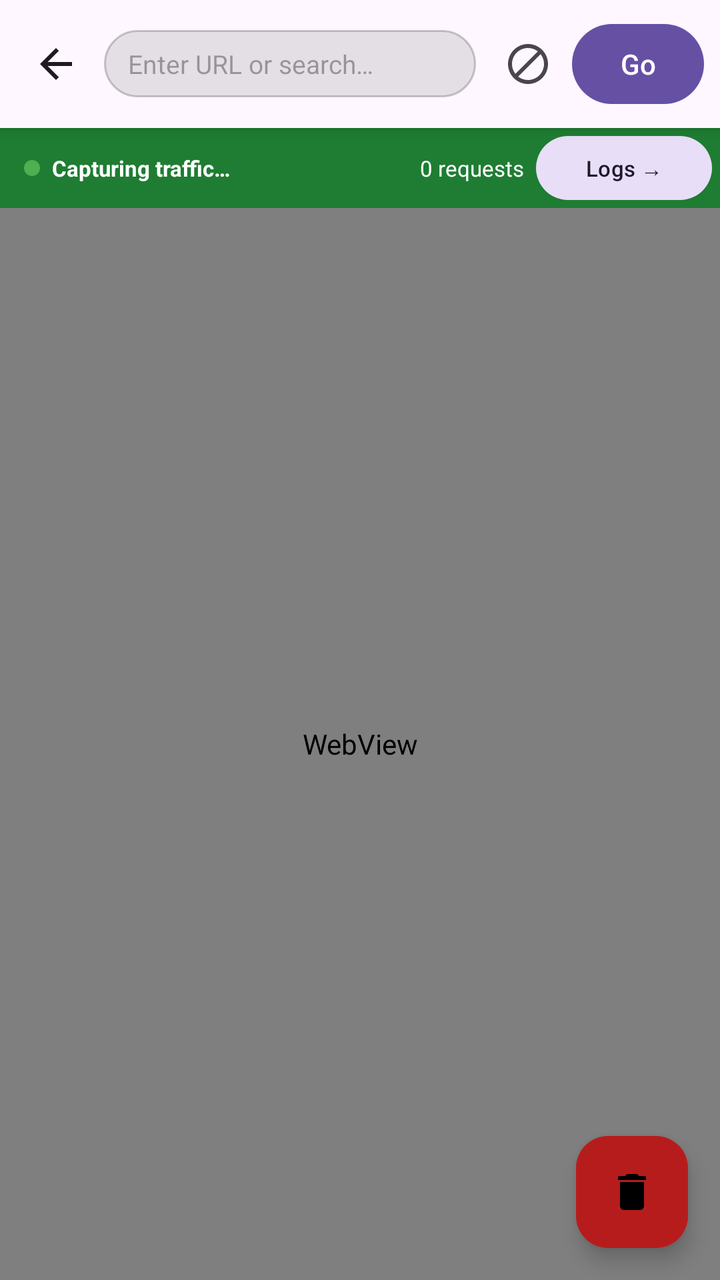
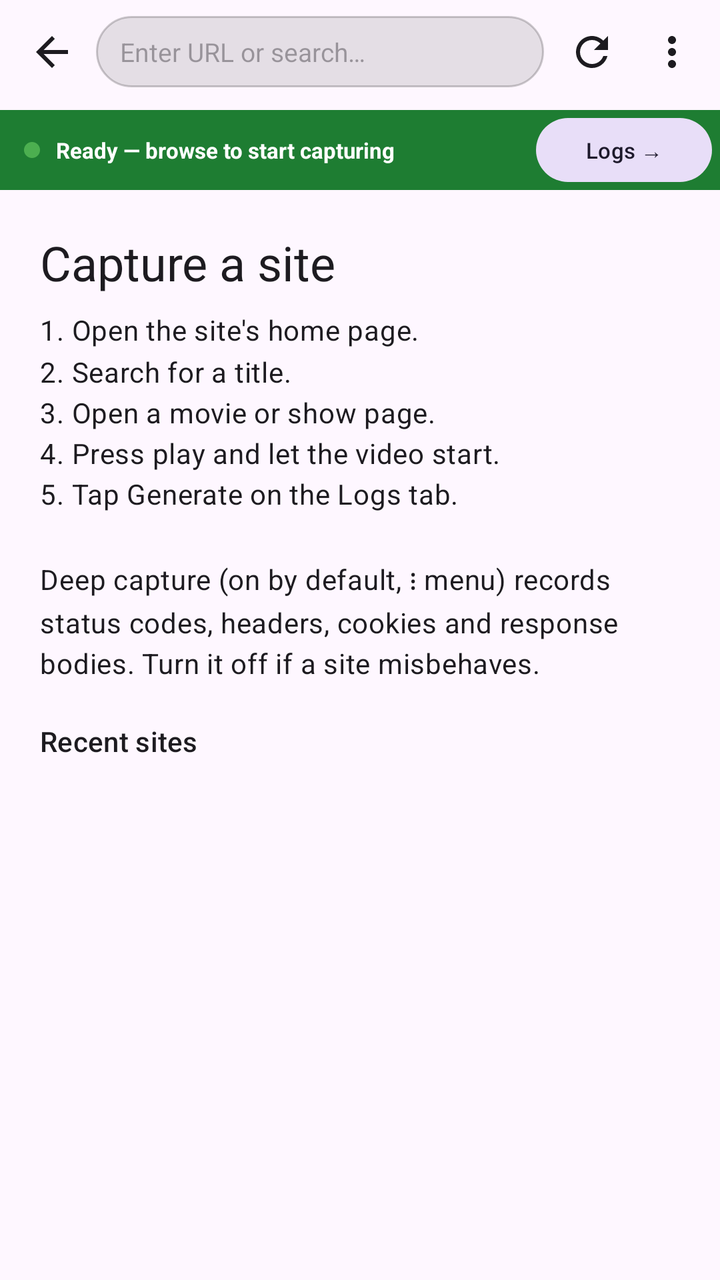

An Android layout rendered at two revisions. The XML below is the earlier revision; the diff shows what the commit changed to produce the second picture.
<!-- AndroidManifest.xml: application theme Theme.CS3ExtensionBuilder -->
<!-- res/layout/fragment_browser.xml -->
<?xml version="1.0" encoding="utf-8"?>
<androidx.coordinatorlayout.widget.CoordinatorLayout
    xmlns:android="http://schemas.android.com/apk/res/android"
    xmlns:app="http://schemas.android.com/apk/res-auto"
    android:layout_width="match_parent"
    android:layout_height="match_parent">

    <LinearLayout
        android:layout_width="match_parent"
        android:layout_height="match_parent"
        android:orientation="vertical">

        
        <LinearLayout
            android:layout_width="match_parent"
            android:layout_height="wrap_content"
            android:orientation="horizontal"
            android:padding="8dp"
            android:background="?attr/colorSurface"
            android:elevation="4dp"
            android:gravity="center_vertical">

            <ImageButton
                android:id="@+id/btnBack"
                android:layout_width="40dp"
                android:layout_height="40dp"
                android:background="?attr/selectableItemBackgroundBorderless"
                android:contentDescription="Back"
                android:src="@drawable/ic_arrow_back"
                android:tint="?attr/colorOnSurface"
                android:layout_marginEnd="4dp" />

            <EditText
                android:id="@+id/etUrl"
                android:layout_width="0dp"
                android:layout_height="wrap_content"
                android:layout_weight="1"
                android:layout_marginEnd="6dp"
                android:hint="@string/hint_enter_url"
                android:inputType="textUri"
                android:imeOptions="actionGo"
                android:singleLine="true"
                android:textSize="13sp"
                android:background="@drawable/bg_url_bar"
                android:paddingStart="12dp"
                android:paddingEnd="12dp"
                android:paddingTop="8dp"
                android:paddingBottom="8dp" />

            
            <ImageButton
                android:id="@+id/btnAdBlock"
                android:layout_width="40dp"
                android:layout_height="40dp"
                android:background="?attr/selectableItemBackgroundBorderless"
                android:contentDescription="Block ads/redirects"
                android:src="@drawable/ic_block"
                android:tint="?attr/colorOnSurfaceVariant"
                android:layout_marginEnd="2dp" />

            <com.google.android.material.button.MaterialButton
                android:id="@+id/btnGo"
                android:layout_width="wrap_content"
                android:layout_height="wrap_content"
                android:text="@string/btn_go"
                android:minWidth="56dp"
                style="@style/Widget.Material3.Button" />

        </LinearLayout>

        
        <com.google.android.material.chip.Chip
            android:id="@+id/chipAdBlock"
            android:layout_width="wrap_content"
            android:layout_height="wrap_content"
            android:layout_marginStart="10dp"
            android:layout_marginBottom="4dp"
            android:text="🛡 Ad/Redirect Block ON"
            android:textSize="11sp"
            android:visibility="gone"
            app:chipBackgroundColor="#CC22AA44"
            app:closeIconVisible="true"
            app:closeIconTint="@android:color/white"
            android:textColor="@android:color/white" />

        
        <ProgressBar
            android:id="@+id/progressBar"
            android:layout_width="match_parent"
            android:layout_height="4dp"
            android:visibility="gone"
            android:indeterminate="true"
            style="@style/Widget.Material3.LinearProgressIndicator" />

        
        <LinearLayout
            android:id="@+id/captureBar"
            android:layout_width="match_parent"
            android:layout_height="40dp"
            android:orientation="horizontal"
            android:paddingStart="12dp"
            android:paddingEnd="4dp"
            android:gravity="center_vertical"
            android:background="@color/capture_bar_bg">

            <View
                android:id="@+id/captureIndicator"
                android:layout_width="8dp"
                android:layout_height="8dp"
                android:background="@drawable/bg_indicator_dot"
                android:layout_marginEnd="6dp" />

            <TextView
                android:id="@+id/tvCaptureStatus"
                android:layout_width="0dp"
                android:layout_height="wrap_content"
                android:layout_weight="1"
                android:text="Capturing traffic…"
                android:textSize="11sp"
                android:textColor="@color/white"
                android:textStyle="bold" />

            <TextView
                android:id="@+id/tvLogCount"
                android:layout_width="wrap_content"
                android:layout_height="wrap_content"
                android:text="0 requests"
                android:textSize="11sp"
                android:textColor="@color/white"
                android:layout_marginEnd="6dp" />

            
            <com.google.android.material.button.MaterialButton
                android:id="@+id/btnViewLogs"
                android:layout_width="wrap_content"
                android:layout_height="32dp"
                android:text="Logs →"
                android:textSize="11sp"
                android:paddingStart="10dp"
                android:paddingEnd="10dp"
                android:insetTop="0dp"
                android:insetBottom="0dp"
                style="@style/Widget.Material3.Button.TonalButton" />

        </LinearLayout>

        
        <WebView
            android:id="@+id/webView"
            android:layout_width="match_parent"
            android:layout_height="0dp"
            android:layout_weight="1" />

    </LinearLayout>

    
    <com.google.android.material.floatingactionbutton.FloatingActionButton
        android:id="@+id/fabClear"
        android:layout_width="wrap_content"
        android:layout_height="wrap_content"
        android:layout_gravity="bottom|end"
        android:layout_margin="16dp"
        android:contentDescription="@string/fab_clear_logs"
        app:srcCompat="@drawable/ic_delete"
        app:backgroundTint="@color/method_delete" />

</androidx.coordinatorlayout.widget.CoordinatorLayout>
<!-- resources referenced by this layout -->
<resources>
  <color name="capture_bar_bg">#1E7D32</color>
  <color name="method_delete">#B71C1C</color>
  <color name="white">#FFFFFFFF</color>
  <!-- drawable bg_indicator_dot (drawable) -->
  <?xml version="1.0" encoding="utf-8"?>
  <shape xmlns:android="http://schemas.android.com/apk/res/android"
      android:shape="oval">
      <solid android:color="#FF4CAF50" />
  </shape>
  <!-- drawable bg_url_bar (drawable) -->
  <?xml version="1.0" encoding="utf-8"?>
  <shape xmlns:android="http://schemas.android.com/apk/res/android"
      android:shape="rectangle">
      <corners android:radius="20dp" />
      <solid android:color="#1A000000" />
      <stroke android:width="1dp" android:color="#33000000" />
  </shape>
  <!-- drawable ic_arrow_back (drawable) -->
  <?xml version="1.0" encoding="utf-8"?>
  <vector xmlns:android="http://schemas.android.com/apk/res/android"
      android:width="24dp"
      android:height="24dp"
      android:viewportWidth="24"
      android:viewportHeight="24">
    <path
        android:fillColor="#FFFFFF"
        android:pathData="M20,11H7.83l5.59,-5.59L12,4l-8,8 8,8 1.41,-1.41L7.83,13H20v-2z"/>
  </vector>
  <!-- drawable ic_block (drawable) -->
  <?xml version="1.0" encoding="utf-8"?>
  <vector xmlns:android="http://schemas.android.com/apk/res/android"
      android:width="24dp"
      android:height="24dp"
      android:viewportWidth="24"
      android:viewportHeight="24">
      <path
          android:fillColor="@android:color/white"
          android:pathData="M12,2C6.48,2 2,6.48 2,12s4.48,10 10,10 10,-4.48 10,-10S17.52,2 12,2zM4,12c0,-4.42 3.58,-8 8,-8 1.85,0 3.55,0.63 4.9,1.69L5.69,16.9C4.63,15.55 4,13.85 4,12zM12,20c-1.85,0 -3.55,-0.63 -4.9,-1.69L18.31,7.1C19.37,8.45 20,10.15 20,12c0,4.42 -3.58,8 -8,8z"/>
  </vector>
  <!-- drawable ic_delete (drawable) -->
  <?xml version="1.0" encoding="utf-8"?>
  <vector xmlns:android="http://schemas.android.com/apk/res/android"
      android:width="24dp"
      android:height="24dp"
      android:viewportWidth="24"
      android:viewportHeight="24">
    <path
        android:fillColor="#FFFFFF"
        android:pathData="M6,19c0,1.1 0.9,2 2,2h8c1.1,0 2,-0.9 2,-2V7H6v12zM19,4h-3.5l-1,-1h-5l-1,1H5v2h14V4z"/>
  </vector>
  <string name="btn_go">Go</string>
  <string name="fab_clear_logs">Clear Logs</string>
  <string name="hint_enter_url">Enter URL or search…</string>
  <style name="Theme.CS3ExtensionBuilder" parent="Theme.Material3.DayNight.NoActionBar">
          <item name="colorPrimary">@color/seed</item>
          <item name="colorOnPrimary">@color/white</item>
          <item name="colorPrimaryContainer">@color/purple_200</item>
          <item name="colorOnPrimaryContainer">@color/black</item>
          <item name="colorSecondary">@color/teal_200</item>
          <item name="colorOnSecondary">@color/black</item>
      </style>
  <color name="seed">#6650A4</color>
  <color name="purple_200">#FFBB86FC</color>
  <color name="black">#FF000000</color>
  <color name="teal_200">#FF03DAC5</color>
</resources>

<!-- the commit's change to res/layout/fragment_browser.xml (unified diff, before → after) -->
@@ -1,167 +1,185 @@
 <?xml version="1.0" encoding="utf-8"?>
-<androidx.coordinatorlayout.widget.CoordinatorLayout
+<LinearLayout
     xmlns:android="http://schemas.android.com/apk/res/android"
     xmlns:app="http://schemas.android.com/apk/res-auto"
     android:layout_width="match_parent"
-    android:layout_height="match_parent">
+    android:layout_height="match_parent"
+    android:orientation="vertical">
 
+    
     <LinearLayout
         android:layout_width="match_parent"
-        android:layout_height="match_parent"
-        android:orientation="vertical">
+        android:layout_height="wrap_content"
+        android:orientation="horizontal"
+        android:paddingStart="6dp"
+        android:paddingEnd="4dp"
+        android:paddingTop="6dp"
+        android:paddingBottom="6dp"
+        android:background="?attr/colorSurface"
+        android:gravity="center_vertical">
 
-        
-        <LinearLayout
-            android:layout_width="match_parent"
+        <ImageButton
+            android:id="@+id/btnBack"
+            android:layout_width="40dp"
+            android:layout_height="40dp"
+            android:background="?attr/selectableItemBackgroundBorderless"
+            android:contentDescription="Back"
+            android:src="@drawable/ic_arrow_back"
+            app:tint="?attr/colorOnSurface" />
+
+        <EditText
+            android:id="@+id/etUrl"
+            android:layout_width="0dp"
             android:layout_height="wrap_content"
-            android:orientation="horizontal"
-            android:padding="8dp"
-            android:background="?attr/colorSurface"
-            android:elevation="4dp"
-            android:gravity="center_vertical">
+            android:layout_weight="1"
+            android:layout_marginStart="2dp"
+            android:layout_marginEnd="4dp"
+            android:hint="@string/hint_enter_url"
+            android:inputType="textUri"
+            android:imeOptions="actionGo"
+            android:selectAllOnFocus="true"
+            android:singleLine="true"
+            android:textSize="13sp"
+            android:background="@drawable/bg_url_bar"
+            android:paddingStart="12dp"
+            android:paddingEnd="12dp"
+            android:paddingTop="9dp"
+            android:paddingBottom="9dp" />
 
-            <ImageButton
-                android:id="@+id/btnBack"
-                android:layout_width="40dp"
-                android:layout_height="40dp"
-                android:background="?attr/selectableItemBackgroundBorderless"
-                android:contentDescription="Back"
-                android:src="@drawable/ic_arrow_back"
-                android:tint="?attr/colorOnSurface"
-                android:layout_marginEnd="4dp" />
+        <ImageButton
+            android:id="@+id/btnReload"
+            android:layout_width="40dp"
+            android:layout_height="40dp"
+            android:background="?attr/selectableItemBackgroundBorderless"
+            android:contentDescription="Reload"
+            android:src="@drawable/ic_refresh"
+            app:tint="?attr/colorOnSurface" />
 
-            <EditText
-                android:id="@+id/etUrl"
-                android:layout_width="0dp"
-                android:layout_height="wrap_content"
-                android:layout_weight="1"
-                android:layout_marginEnd="6dp"
-                android:hint="@string/hint_enter_url"
-                android:inputType="textUri"
-                android:imeOptions="actionGo"
-                android:singleLine="true"
-                android:textSize="13sp"
-                android:background="@drawable/bg_url_bar"
-                android:paddingStart="12dp"
-                android:paddingEnd="12dp"
-                android:paddingTop="8dp"
-                android:paddingBottom="8dp" />
+        <ImageButton
+            android:id="@+id/btnMenu"
+            android:layout_width="40dp"
+            android:layout_height="40dp"
+            android:background="?attr/selectableItemBackgroundBorderless"
+            android:contentDescription="Browser options"
+            android:src="@drawable/ic_more"
+            app:tint="?attr/colorOnSurface" />
 
-            
-            <ImageButton
-                android:id="@+id/btnAdBlock"
-                android:layout_width="40dp"
-                android:layout_height="40dp"
-                android:background="?attr/selectableItemBackgroundBorderless"
-                android:contentDescription="Block ads/redirects"
-                android:src="@drawable/ic_block"
-                android:tint="?attr/colorOnSurfaceVariant"
-                android:layout_marginEnd="2dp" />
+    </LinearLayout>
 
-            <com.google.android.material.button.MaterialButton
-                android:id="@+id/btnGo"
-                android:layout_width="wrap_content"
-                android:layout_height="wrap_content"
-                android:text="@string/btn_go"
-                android:minWidth="56dp"
-                style="@style/Widget.Material3.Button" />
+    <com.google.android.material.progressindicator.LinearProgressIndicator
+        android:id="@+id/progressBar"
+        android:layout_width="match_parent"
+        android:layout_height="wrap_content"
+        android:max="100"
+        android:visibility="invisible"
+        app:trackThickness="3dp" />
 
-        </LinearLayout>
+    
+    <LinearLayout
+        android:id="@+id/captureBar"
+        android:layout_width="match_parent"
+        android:layout_height="40dp"
+        android:orientation="horizontal"
+        android:paddingStart="12dp"
+        android:paddingEnd="4dp"
+        android:gravity="center_vertical"
+        android:background="@color/capture_bar_bg">
 
-        
-        <com.google.android.material.chip.Chip
-            android:id="@+id/chipAdBlock"
+        <View
+            android:id="@+id/captureIndicator"
+            android:layout_width="8dp"
+            android:layout_height="8dp"
+            android:background="@drawable/bg_indicator_dot"
+            android:layout_marginEnd="8dp" />
+
+        <TextView
+            android:id="@+id/tvCaptureStatus"
+            android:layout_width="0dp"
+            android:layout_height="wrap_content"
+            android:layout_weight="1"
+            android:ellipsize="end"
+            android:maxLines="1"
+            android:text="Ready — browse to start capturing"
+            android:textSize="11sp"
+            android:textColor="@color/white"
+            android:textStyle="bold" />
+
+        <TextView
+            android:id="@+id/tvModes"
             android:layout_width="wrap_content"
             android:layout_height="wrap_content"
-            android:layout_marginStart="10dp"
-            android:layout_marginBottom="4dp"
-            android:text="🛡 Ad/Redirect Block ON"
-            android:textSize="11sp"
-            android:visibility="gone"
-            app:chipBackgroundColor="#CC22AA44"
-            app:closeIconVisible="true"
-            app:closeIconTint="@android:color/white"
-            android:textColor="@android:color/white" />
+            android:layout_marginEnd="6dp"
+            android:textSize="10sp"
+            android:textColor="#CCFFFFFF" />
 
-        
-        <ProgressBar
-            android:id="@+id/progressBar"
-            android:layout_width="match_parent"
-            android:layout_height="4dp"
-            android:visibility="gone"
-            android:indeterminate="true"
-            style="@style/Widget.Material3.LinearProgressIndicator" />
+        <com.google.android.material.button.MaterialButton
+            android:id="@+id/btnViewLogs"
+            style="@style/Widget.Material3.Button.TonalButton"
+            android:layout_width="wrap_content"
+            android:layout_height="32dp"
+            android:insetTop="0dp"
+            android:insetBottom="0dp"
+            android:paddingStart="10dp"
+            android:paddingEnd="10dp"
+            android:text="Logs →"
+            android:textSize="11sp" />
 
-        
-        <LinearLayout
-            android:id="@+id/captureBar"
-            android:layout_width="match_parent"
-            android:layout_height="40dp"
-            android:orientation="horizontal"
-            android:paddingStart="12dp"
-            android:paddingEnd="4dp"
-            android:gravity="center_vertical"
-            android:background="@color/capture_bar_bg">
+    </LinearLayout>
 
-            <View
-                android:id="@+id/captureIndicator"
-                android:layout_width="8dp"
-                android:layout_height="8dp"
-                android:background="@drawable/bg_indicator_dot"
-                android:layout_marginEnd="6dp" />
+    <FrameLayout
+        android:layout_width="match_parent"
+        android:layout_height="0dp"
+        android:layout_weight="1">
 
-            <TextView
-                android:id="@+id/tvCaptureStatus"
-                android:layout_width="0dp"
-                android:layout_height="wrap_content"
-                android:layout_weight="1"
-                android:text="Capturing traffic…"
-                android:textSize="11sp"
-                android:textColor="@color/white"
-                android:textStyle="bold" />
-
-            <TextView
-                android:id="@+id/tvLogCount"
-                android:layout_width="wrap_content"
-                android:layout_height="wrap_content"
-                android:text="0 requests"
-                android:textSize="11sp"
-                android:textColor="@color/white"
-                android:layout_marginEnd="6dp" />
-
-            
-            <com.google.android.material.button.MaterialButton
-                android:id="@+id/btnViewLogs"
-                android:layout_width="wrap_content"
-                android:layout_height="32dp"
-                android:text="Logs →"
-                android:textSize="11sp"
-                android:paddingStart="10dp"
-                android:paddingEnd="10dp"
-                android:insetTop="0dp"
-                android:insetBottom="0dp"
-                style="@style/Widget.Material3.Button.TonalButton" />
-
-        </LinearLayout>
-
-        
         <WebView
             android:id="@+id/webView"
             android:layout_width="match_parent"
-            android:layout_height="0dp"
-            android:layout_weight="1" />
+            android:layout_height="match_parent" />
 
-    </LinearLayout>
+        
+        <ScrollView
+            android:id="@+id/startPanel"
+            android:layout_width="match_parent"
+            android:layout_height="match_parent"
+            android:background="?android:attr/colorBackground">
 
-    
-    <com.google.android.material.floatingactionbutton.FloatingActionButton
-        android:id="@+id/fabClear"
-        android:layout_width="wrap_content"
-        android:layout_height="wrap_content"
-        android:layout_gravity="bottom|end"
-        android:layout_margin="16dp"
-        android:contentDescription="@string/fab_clear_logs"
-        app:srcCompat="@drawable/ic_delete"
-        app:backgroundTint="@color/method_delete" />
+            <LinearLayout
+                android:layout_width="match_parent"
+                android:layout_height="wrap_content"
+                android:orientation="vertical"
+                android:padding="20dp">
 
-</androidx.coordinatorlayout.widget.CoordinatorLayout>
+                <TextView
+                    android:layout_width="wrap_content"
+                    android:layout_height="wrap_content"
+                    android:text="Capture a site"
+                    android:textAppearance="?attr/textAppearanceHeadlineSmall" />
+
+                <TextView
+                    android:layout_width="match_parent"
+                    android:layout_height="wrap_content"
+                    android:layout_marginTop="8dp"
+                    android:text="@string/start_steps"
+                    android:textAppearance="?attr/textAppearanceBodyMedium"
+                    android:lineSpacingMultiplier="1.25" />
+
+                <TextView
+                    android:id="@+id/tvRecentLabel"
+                    android:layout_width="wrap_content"
+                    android:layout_height="wrap_content"
+                    android:layout_marginTop="20dp"
+                    android:text="Recent sites"
+                    android:textAppearance="?attr/textAppearanceTitleSmall" />
+
+                <com.google.android.material.chip.ChipGroup
+                    android:id="@+id/recentChips"
+                    android:layout_width="match_parent"
+                    android:layout_height="wrap_content"
+                    android:layout_marginTop="6dp" />
+
+            </LinearLayout>
+        </ScrollView>
+
+    </FrameLayout>
+
+</LinearLayout>
<!-- resource entries referenced after the edit -->
@@ -1,7 +1,6 @@
 <!-- resources referenced by this layout -->
 <resources>
   <color name="capture_bar_bg">#1E7D32</color>
-  <color name="method_delete">#B71C1C</color>
   <color name="white">#FFFFFFFF</color>
   <!-- drawable bg_indicator_dot (drawable) -->
   <?xml version="1.0" encoding="utf-8"?>
@@ -28,31 +27,30 @@
         android:fillColor="#FFFFFF"
         android:pathData="M20,11H7.83l5.59,-5.59L12,4l-8,8 8,8 1.41,-1.41L7.83,13H20v-2z"/>
   </vector>
-  <!-- drawable ic_block (drawable) -->
-  <?xml version="1.0" encoding="utf-8"?>
+  <!-- drawable ic_more (drawable) -->
   <vector xmlns:android="http://schemas.android.com/apk/res/android"
       android:width="24dp"
       android:height="24dp"
       android:viewportWidth="24"
-      android:viewportHeight="24">
+      android:viewportHeight="24"
+      android:tint="?attr/colorControlNormal">
       <path
           android:fillColor="@android:color/white"
-          android:pathData="M12,2C6.48,2 2,6.48 2,12s4.48,10 10,10 10,-4.48 10,-10S17.52,2 12,2zM4,12c0,-4.42 3.58,-8 8,-8 1.85,0 3.55,0.63 4.9,1.69L5.69,16.9C4.63,15.55 4,13.85 4,12zM12,20c-1.85,0 -3.55,-0.63 -4.9,-1.69L18.31,7.1C19.37,8.45 20,10.15 20,12c0,4.42 -3.58,8 -8,8z"/>
+          android:pathData="M12,8c1.1,0 2,-0.9 2,-2s-0.9,-2 -2,-2 -2,0.9 -2,2 0.9,2 2,2zM12,10c-1.1,0 -2,0.9 -2,2s0.9,2 2,2 2,-0.9 2,-2 -0.9,-2 -2,-2zM12,16c-1.1,0 -2,0.9 -2,2s0.9,2 2,2 2,-0.9 2,-2 -0.9,-2 -2,-2z" />
   </vector>
-  <!-- drawable ic_delete (drawable) -->
-  <?xml version="1.0" encoding="utf-8"?>
+  <!-- drawable ic_refresh (drawable) -->
   <vector xmlns:android="http://schemas.android.com/apk/res/android"
       android:width="24dp"
       android:height="24dp"
       android:viewportWidth="24"
-      android:viewportHeight="24">
-    <path
-        android:fillColor="#FFFFFF"
-        android:pathData="M6,19c0,1.1 0.9,2 2,2h8c1.1,0 2,-0.9 2,-2V7H6v12zM19,4h-3.5l-1,-1h-5l-1,1H5v2h14V4z"/>
+      android:viewportHeight="24"
+      android:tint="?attr/colorControlNormal">
+      <path
+          android:fillColor="@android:color/white"
+          android:pathData="M17.65,6.35C16.2,4.9 14.21,4 12,4c-4.42,0 -7.99,3.58 -7.99,8s3.57,8 7.99,8c3.73,0 6.84,-2.55 7.73,-6h-2.08c-0.82,2.33 -3.04,4 -5.65,4 -3.31,0 -6,-2.69 -6,-6s2.69,-6 6,-6c1.66,0 3.14,0.69 4.22,1.78L13,11h7V4l-2.35,2.35z" />
   </vector>
-  <string name="btn_go">Go</string>
-  <string name="fab_clear_logs">Clear Logs</string>
   <string name="hint_enter_url">Enter URL or search…</string>
+  <string name="start_steps">1. Open the site\'s home page.\n2. Search for a title.\n3. Open a movie or show page.\n4. Press play and let the video start.\n5. Tap Generate on the Logs tab.\n\nDeep capture (on by default, ⋮ menu) records status codes, headers, cookies and response bodies. Turn it off if a site misbehaves.</string>
   <style name="Theme.CS3ExtensionBuilder" parent="Theme.Material3.DayNight.NoActionBar">
           <item name="colorPrimary">@color/seed</item>
           <item name="colorOnPrimary">@color/white</item>
